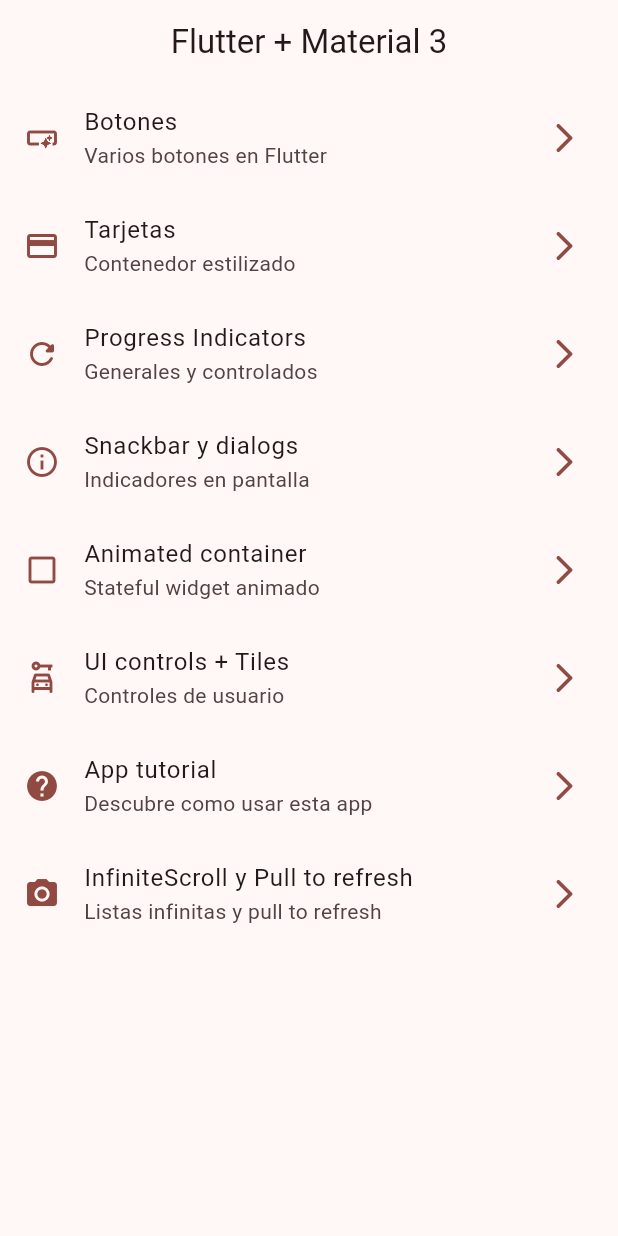
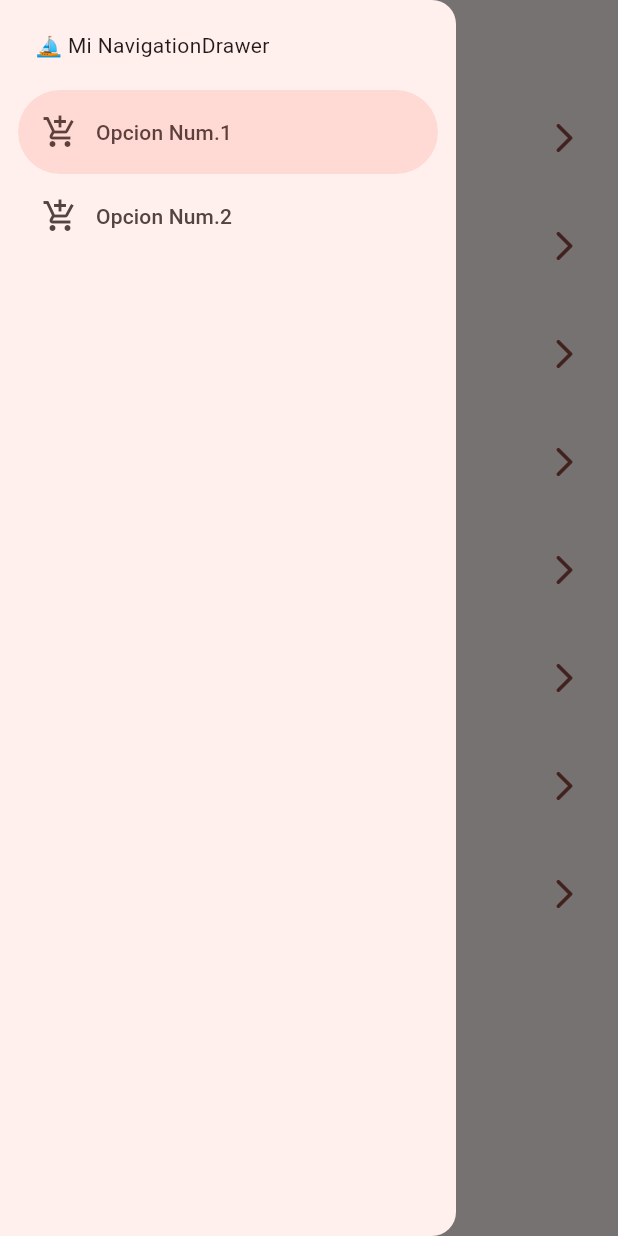
Before and after one commit to elarreglador/Flutter_Movil.widgets_app, a Flutter app: the screen it shows after launch, with the side drawer open (before the commit the screen has no drawer), on a phone screen of 412 x 824 dp. Run offline on Flutter 3.47's test engine with Material 3 defaults, Android fonts, the phone set to English and light mode, and no system bars; our stand-ins replace go_router.

Commit message:
Agregado menu lateral (NavigationDrawer)

```diff
--- a/lib/presentation/screens/home/home_screen.dart
+++ b/lib/presentation/screens/home/home_screen.dart
@@ -1,6 +1,7 @@
 import 'package:flutter/material.dart';
 import 'package:widgets_app/config/menu/menu_items.dart';
 import 'package:go_router/go_router.dart';
+import 'package:widgets_app/presentation/widgets/side_menu.dart';
 
 
 class HomeScreen extends StatelessWidget {
@@ -18,6 +19,7 @@ class HomeScreen extends StatelessWidget {
         title: const Text("Flutter + Material 3"),
       ),
       body: const _HomeView(),
+      drawer: const SideMenu()
     );
   }
 }
--- /dev/null
+++ b/lib/presentation/widgets/side_menu.dart
@@ -0,0 +1,42 @@
+import 'package:flutter/material.dart';
+
+class SideMenu extends StatefulWidget {
+  const SideMenu({super.key});
+
+  @override
+  State<SideMenu> createState() => _SideMenuState();
+}
+
+class _SideMenuState extends State<SideMenu> {
+
+  // opcion predeterminada del menu
+  int navDrawerIndex = 0;
+
+  @override
+  Widget build(BuildContext context) {
+    return NavigationDrawer(
+      // opcion predeterminada del menu
+      selectedIndex: navDrawerIndex,
+      // cambia la opcion predeterminada al pulsar una de ellas
+      onDestinationSelected: (value){
+        setState(() {
+          navDrawerIndex = value;
+        });
+      },
+      children: const [
+        Padding(
+          padding: EdgeInsets.all(20),
+          child: Text(" ⛵ Mi NavigationDrawer")
+        ),
+        NavigationDrawerDestination(
+          icon: Icon(Icons.add_shopping_cart_outlined),
+          label: Text("Opcion Num.1")
+        ),
+        NavigationDrawerDestination(
+          icon: Icon(Icons.add_shopping_cart_outlined),
+          label: Text("Opcion Num.2")
+        )
+      ],
+    );
+  }
+}
```
